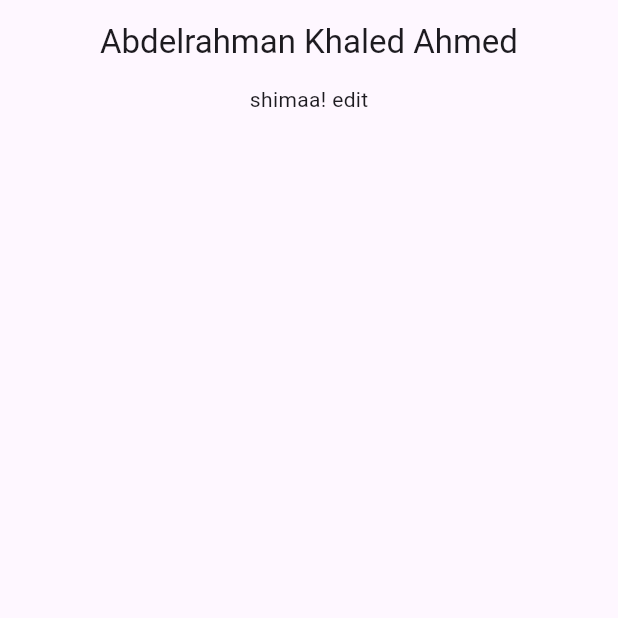
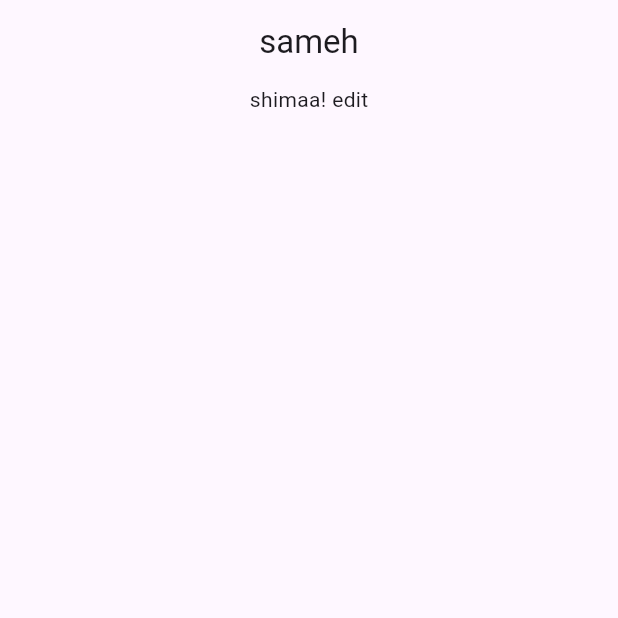
Before and after one commit to abdelrahmankhaled0/management_depi_projects, a Flutter app: the screen it shows after launch, on a phone screen of 412 x 824 dp, the top half of it. Run offline on Flutter 3.47's test engine with Material 3 defaults, Android fonts, the phone set to English and light mode, and no system bars.

Commit message:
sameh commit

```diff
--- a/lib/main.dart
+++ b/lib/main.dart
@@ -13,7 +13,7 @@ class MyApp extends StatelessWidget {
       home: Scaffold(
         appBar: AppBar(
           centerTitle: true,
-          title: Text('Abdelrahman Khaled Ahmed'),
+          title: Text('sameh'),
         ),
         body: Column(
           children: [
```
